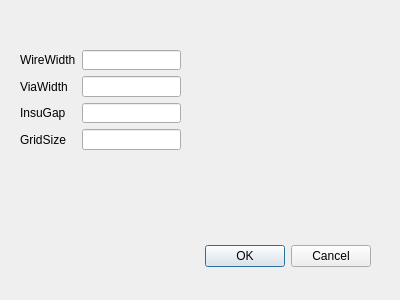
Qt form ViaWireExtract/wireviaparamdialog.ui (chenyufjfz/ChipPintu) before a commit.
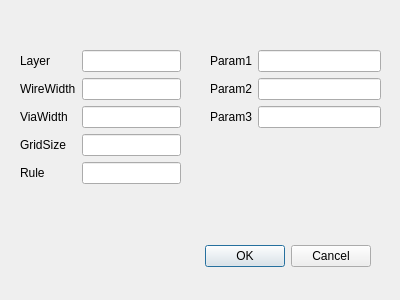
The same form after that commit.

Commit message: Add multilayer rule, but still have bug

Diff of the .ui file:
```diff
--- a/ViaWireExtract/wireviaparamdialog.ui
+++ b/ViaWireExtract/wireviaparamdialog.ui
@@ -29,55 +29,107 @@
     <set>QDialogButtonBox::Cancel|QDialogButtonBox::Ok</set>
    </property>
   </widget>
-  <widget class="QWidget" name="">
+  <widget class="QWidget" name="layoutWidget">
    <property name="geometry">
     <rect>
      <x>20</x>
      <y>50</y>
      <width>161</width>
-     <height>100</height>
+     <height>138</height>
     </rect>
    </property>
    <layout class="QFormLayout" name="formLayout">
-    <item row="0" column="0">
+    <item row="1" column="0">
+     <widget class="QLabel" name="label_3">
+      <property name="text">
+       <string>Layer</string>
+      </property>
+     </widget>
+    </item>
+    <item row="1" column="1">
+     <widget class="QLineEdit" name="layer"/>
+    </item>
+    <item row="2" column="0">
      <widget class="QLabel" name="label">
       <property name="text">
        <string>WireWidth</string>
       </property>
      </widget>
     </item>
-    <item row="0" column="1">
+    <item row="2" column="1">
      <widget class="QLineEdit" name="wire_width"/>
     </item>
-    <item row="1" column="0">
+    <item row="3" column="0">
      <widget class="QLabel" name="label_2">
       <property name="text">
        <string>ViaWidth</string>
       </property>
      </widget>
     </item>
-    <item row="1" column="1">
+    <item row="3" column="1">
      <widget class="QLineEdit" name="via_radius"/>
     </item>
-    <item row="2" column="0">
-     <widget class="QLabel" name="label_3">
-      <property name="text">
-       <string>InsuGap</string>
-      </property>
-     </widget>
-    </item>
-    <item row="2" column="1">
-     <widget class="QLineEdit" name="insu_gap"/>
-    </item>
-    <item row="3" column="0">
+    <item row="5" column="0">
      <widget class="QLabel" name="label_4">
       <property name="text">
        <string>GridSize</string>
       </property>
      </widget>
     </item>
-    <item row="3" column="1">
+    <item row="5" column="1">
      <widget class="QLineEdit" name="grid_size"/>
+    </item>
+    <item row="6" column="0">
+     <widget class="QLabel" name="label_5">
+      <property name="text">
+       <string>Rule</string>
+      </property>
+     </widget>
+    </item>
+    <item row="6" column="1">
+     <widget class="QLineEdit" name="rule"/>
+    </item>
+   </layout>
+  </widget>
+  <widget class="QWidget" name="formLayoutWidget">
+   <property name="geometry">
+    <rect>
+     <x>210</x>
+     <y>50</y>
+     <width>171</width>
+     <height>111</height>
+    </rect>
+   </property>
+   <layout class="QFormLayout" name="formLayout_2">
+    <item row="0" column="0">
+     <widget class="QLabel" name="label_6">
+      <property name="text">
+       <string>Param1</string>
+      </property>
+     </widget>
+    </item>
+    <item row="0" column="1">
+     <widget class="QLineEdit" name="param1"/>
+    </item>
+    <item row="1" column="0">
+     <widget class="QLabel" name="label_7">
+      <property name="text">
+       <string>Param2</string>
+      </property>
+     </widget>
+    </item>
+    <item row="1" column="1">
+     <widget class="QLineEdit" name="param2"/>
+    </item>
+    <item row="2" column="0">
+     <widget class="QLabel" name="label_8">
+      <property name="text">
+       <string>Param3</string>
+      </property>
+     </widget>
+    </item>
+    <item row="2" column="1">
+     <widget class="QLineEdit" name="param3"/>
     </item>
    </layout>
   </widget>
```
The commit also changes 12 other files.
